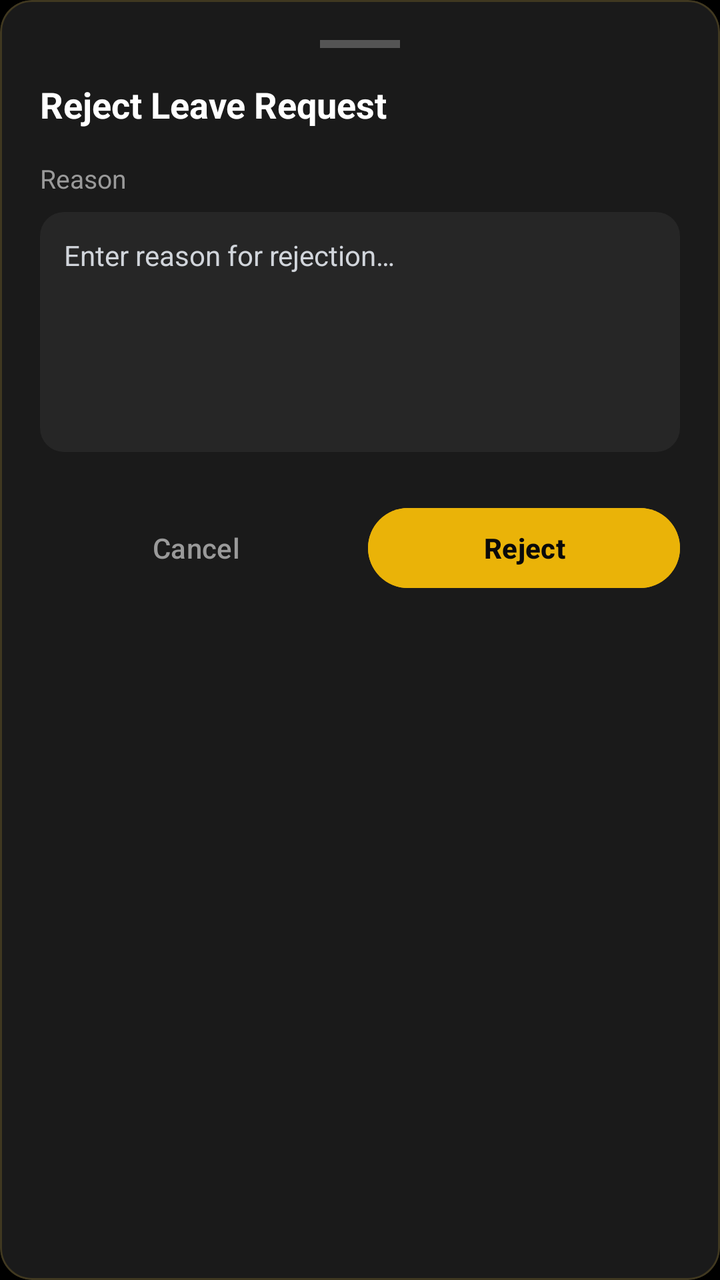
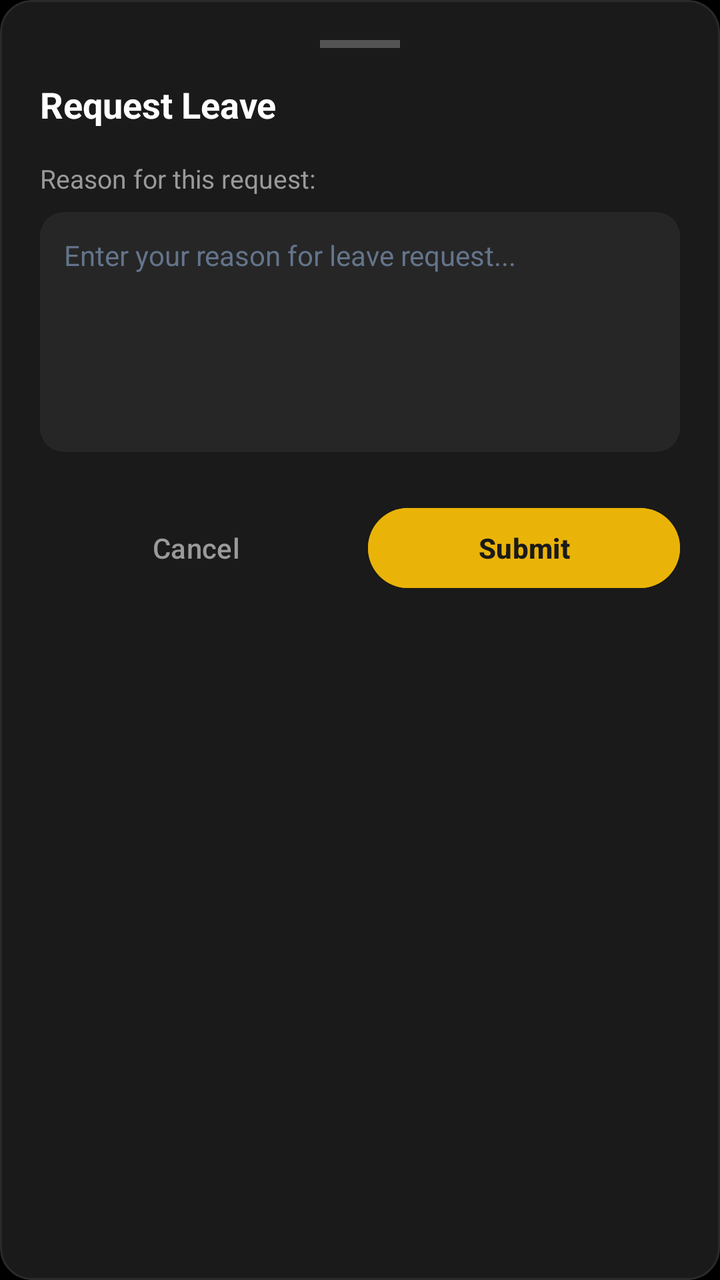

Before-and-after screenshots of an Android layout around one commit, followed by the original layout XML and the change that was made.
<!-- AndroidManifest.xml: application theme Theme.Moviebookingapp -->
<!-- res/layout/dialog_reject_leave_custom.xml -->
<?xml version="1.0" encoding="utf-8"?>
<com.google.android.material.card.MaterialCardView
    xmlns:android="http://schemas.android.com/apk/res/android"
    xmlns:app="http://schemas.android.com/apk/res-auto"
    android:layout_width="match_parent"
    android:layout_height="wrap_content"
    android:layout_gravity="center"
    android:layout_margin="30dp"
    app:cardCornerRadius="16dp"
    app:cardElevation="8dp"
    app:cardBackgroundColor="@color/auto_color_1A1A1A"
    app:strokeWidth="1dp"
    app:strokeColor="@color/auto_color_33D4AF37">

    <LinearLayout
        android:layout_width="match_parent"
        android:layout_height="wrap_content"
        android:orientation="vertical"
        android:padding="20dp">

        <View
            android:layout_width="40dp"
            android:layout_height="4dp"
            android:layout_gravity="center_horizontal"
            android:layout_marginBottom="16dp"
            android:background="@color/auto_color_40FFFFFF" />

        <TextView
            android:layout_width="wrap_content"
            android:layout_height="wrap_content"
            android:text="@string/dialog_reject_title_reject"
            android:textColor="@color/text_primary"
            android:textSize="18sp"
            android:textStyle="bold" />

        <TextView
            android:layout_width="wrap_content"
            android:layout_height="wrap_content"
            android:layout_marginTop="16dp"
            android:text="@string/dialog_reject_reason_label"
            android:textColor="@color/text_secondary"
            android:textSize="13sp" />

        <EditText
            android:id="@+id/etRejectReason"
            android:layout_width="match_parent"
            android:layout_height="120dp"
            android:layout_marginTop="8dp"
            android:background="@drawable/bg_tab_container"
            android:gravity="top|start"
            android:hint="@string/dialog_reject_hint_reject"
            android:textColorHint="@color/text_light_gray"
            android:textColor="@color/text_primary"
            android:padding="12dp"
            android:textSize="14sp"
            android:importantForAutofill="no"
            android:inputType="textMultiLine"
            android:singleLine="false"
            android:scrollbars="vertical" />

        <LinearLayout
            android:layout_width="match_parent"
            android:layout_height="wrap_content"
            android:layout_marginTop="24dp"
            android:orientation="horizontal">

            <Button
                android:id="@+id/btnCancel"
                style="?attr/borderlessButtonStyle"
                android:layout_width="0dp"
                android:layout_height="48dp"
                android:layout_marginEnd="8dp"
                android:layout_weight="1"
                android:text="@string/auto_str_reset_1_reject"
                android:textColor="@color/text_secondary" />

            <Button
                android:id="@+id/btnConfirmReject"
                android:layout_width="0dp"
                android:layout_height="48dp"
                android:layout_weight="1"
                android:backgroundTint="@color/color_gold"
                android:text="@string/dialog_action_reject_reject"
                android:textColor="@color/bg_primary"
                android:textStyle="bold" />
        </LinearLayout>

    </LinearLayout>
</com.google.android.material.card.MaterialCardView>
<!-- resources referenced by this layout -->
<resources>
  <color name="auto_color_1A1A1A">#1A1A1A</color>
  <color name="auto_color_33D4AF37">#33D4AF37</color>
  <color name="auto_color_40FFFFFF">#40FFFFFF</color>
  <color name="bg_primary">#0A0A0A</color>
  <color name="color_gold">#EAB308</color>
  <color name="text_light_gray">#D1D5DB</color>
  <color name="text_primary">#FFFFFF</color>
  <color name="text_secondary">#9A9A9A</color>
  <!-- drawable bg_tab_container (drawable) -->
  <?xml version="1.0" encoding="utf-8"?>
  <shape xmlns:android="http://schemas.android.com/apk/res/android">
      <solid android:color="@color/auto_color_262626" />
      <corners android:radius="12dp" />
  </shape>
  <string name="auto_str_reset_1_reject">Cancel</string>
  <string name="dialog_action_reject_reject">Reject</string>
  <string name="dialog_reject_hint_reject">Enter reason for rejection…</string>
  <string name="dialog_reject_reason_label">Reason</string>
  <string name="dialog_reject_title_reject">Reject Leave Request</string>
  <style name="Theme.Moviebookingapp" parent="Base.Theme.Moviebookingapp" />
  <color name="auto_color_262626">#262626</color>
  <style name="Base.Theme.Moviebookingapp" parent="Theme.Material3.DayNight.NoActionBar">
          <item name="colorPrimary">@color/yellow</item>
          <item name="android:windowBackground">@color/background_black</item>
          <item name="android:statusBarColor">@color/background_black</item>
      </style>
  <color name="yellow">#FFC107</color>
  <color name="background_black">#FF000000</color>
</resources>

<!-- the commit's change to res/layout/dialog_reject_leave_custom.xml (unified diff, before → after) -->
@@ -5,12 +5,11 @@
     android:layout_width="match_parent"
     android:layout_height="wrap_content"
     android:layout_gravity="center"
-    android:layout_margin="30dp"
+    android:layout_margin="24dp"
     app:cardCornerRadius="16dp"
     app:cardElevation="8dp"
-    app:cardBackgroundColor="@color/auto_color_1A1A1A"
-    app:strokeWidth="1dp"
-    app:strokeColor="@color/auto_color_33D4AF37">
+    app:cardBackgroundColor="@color/bg_surface"
+    app:strokeColor="@color/border_subtle">
 
     <LinearLayout
         android:layout_width="match_parent"
@@ -18,39 +17,43 @@
         android:orientation="vertical"
         android:padding="20dp">
 
+        
         <View
             android:layout_width="40dp"
             android:layout_height="4dp"
             android:layout_gravity="center_horizontal"
             android:layout_marginBottom="16dp"
-            android:background="@color/auto_color_40FFFFFF" />
+            android:background="#40FFFFFF" />
 
+        
         <TextView
             android:layout_width="wrap_content"
             android:layout_height="wrap_content"
-            android:text="@string/dialog_reject_title_reject"
-            android:textColor="@color/text_primary"
+            android:text="@string/leave_dialog_title"
+            android:textColor="@color/white"
             android:textSize="18sp"
             android:textStyle="bold" />
 
+        
         <TextView
             android:layout_width="wrap_content"
             android:layout_height="wrap_content"
             android:layout_marginTop="16dp"
-            android:text="@string/dialog_reject_reason_label"
+            android:text="Reason for this request:"
             android:textColor="@color/text_secondary"
             android:textSize="13sp" />
 
+        
         <EditText
-            android:id="@+id/etRejectReason"
+            android:id="@+id/etLeaveReason"
             android:layout_width="match_parent"
             android:layout_height="120dp"
             android:layout_marginTop="8dp"
             android:background="@drawable/bg_tab_container"
             android:gravity="top|start"
-            android:hint="@string/dialog_reject_hint_reject"
-            android:textColorHint="@color/text_light_gray"
-            android:textColor="@color/text_primary"
+            android:hint="@string/leave_dialog_hint"
+            android:textColorHint="@color/cinema_text_muted"
+            android:textColor="@color/white"
             android:padding="12dp"
             android:textSize="14sp"
             android:importantForAutofill="no"
@@ -58,6 +61,7 @@
             android:singleLine="false"
             android:scrollbars="vertical" />
 
+        
         <LinearLayout
             android:layout_width="match_parent"
             android:layout_height="wrap_content"
@@ -71,17 +75,17 @@
                 android:layout_height="48dp"
                 android:layout_marginEnd="8dp"
                 android:layout_weight="1"
-                android:text="@string/auto_str_reset_1_reject"
+                android:text="@string/dialog_cancel"
                 android:textColor="@color/text_secondary" />
 
             <Button
-                android:id="@+id/btnConfirmReject"
+                android:id="@+id/btnSubmitLeave"
                 android:layout_width="0dp"
                 android:layout_height="48dp"
                 android:layout_weight="1"
                 android:backgroundTint="@color/color_gold"
-                android:text="@string/dialog_action_reject_reject"
-                android:textColor="@color/bg_primary"
+                android:text="@string/dialog_submit"
+                android:textColor="#1A1A1A"
                 android:textStyle="bold" />
         </LinearLayout>
 
<!-- resource entries referenced after the edit -->
@@ -1,24 +1,21 @@
 <!-- resources referenced by this layout -->
 <resources>
-  <color name="auto_color_1A1A1A">#1A1A1A</color>
-  <color name="auto_color_33D4AF37">#33D4AF37</color>
-  <color name="auto_color_40FFFFFF">#40FFFFFF</color>
-  <color name="bg_primary">#0A0A0A</color>
+  <color name="bg_surface">#1A1A1A</color>
+  <color name="border_subtle">#2A2A2A</color>
+  <color name="cinema_text_muted">#64748B</color>
   <color name="color_gold">#EAB308</color>
-  <color name="text_light_gray">#D1D5DB</color>
-  <color name="text_primary">#FFFFFF</color>
   <color name="text_secondary">#9A9A9A</color>
+  <color name="white">#FFFFFFFF</color>
   <!-- drawable bg_tab_container (drawable) -->
   <?xml version="1.0" encoding="utf-8"?>
   <shape xmlns:android="http://schemas.android.com/apk/res/android">
       <solid android:color="@color/auto_color_262626" />
       <corners android:radius="12dp" />
   </shape>
-  <string name="auto_str_reset_1_reject">Cancel</string>
-  <string name="dialog_action_reject_reject">Reject</string>
-  <string name="dialog_reject_hint_reject">Enter reason for rejection…</string>
-  <string name="dialog_reject_reason_label">Reason</string>
-  <string name="dialog_reject_title_reject">Reject Leave Request</string>
+  <string name="dialog_cancel">Cancel</string>
+  <string name="dialog_submit">Submit</string>
+  <string name="leave_dialog_hint">Enter your reason for leave request...</string>
+  <string name="leave_dialog_title">Request Leave</string>
   <style name="Theme.Moviebookingapp" parent="Base.Theme.Moviebookingapp" />
   <color name="auto_color_262626">#262626</color>
   <style name="Base.Theme.Moviebookingapp" parent="Theme.Material3.DayNight.NoActionBar">
